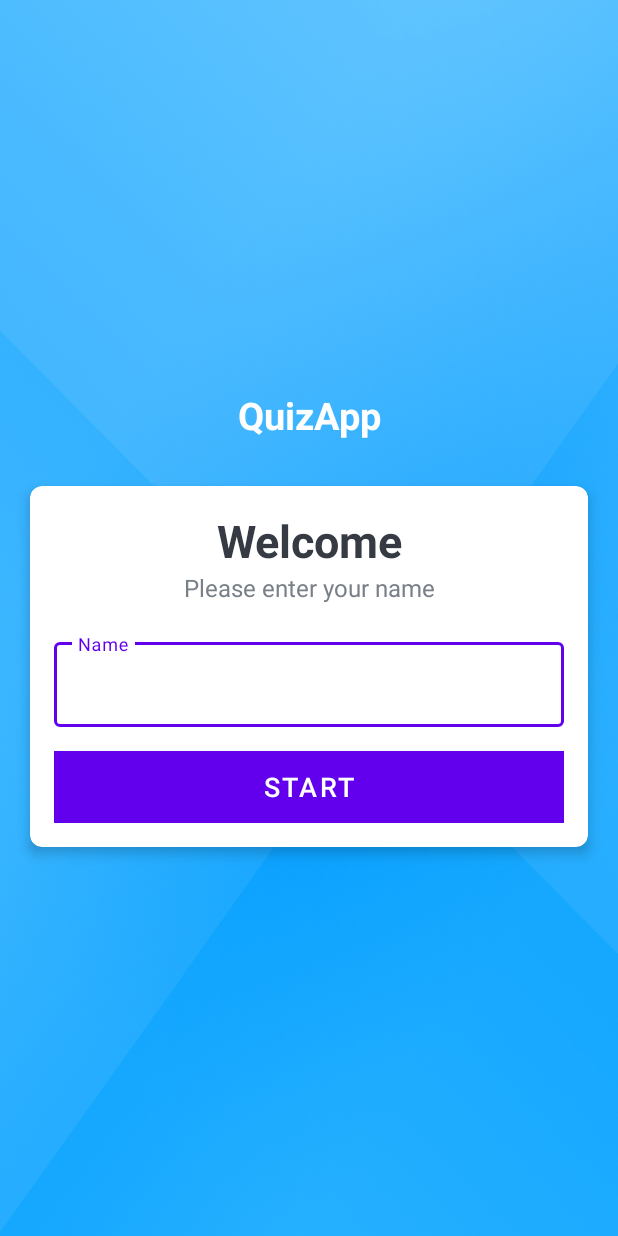
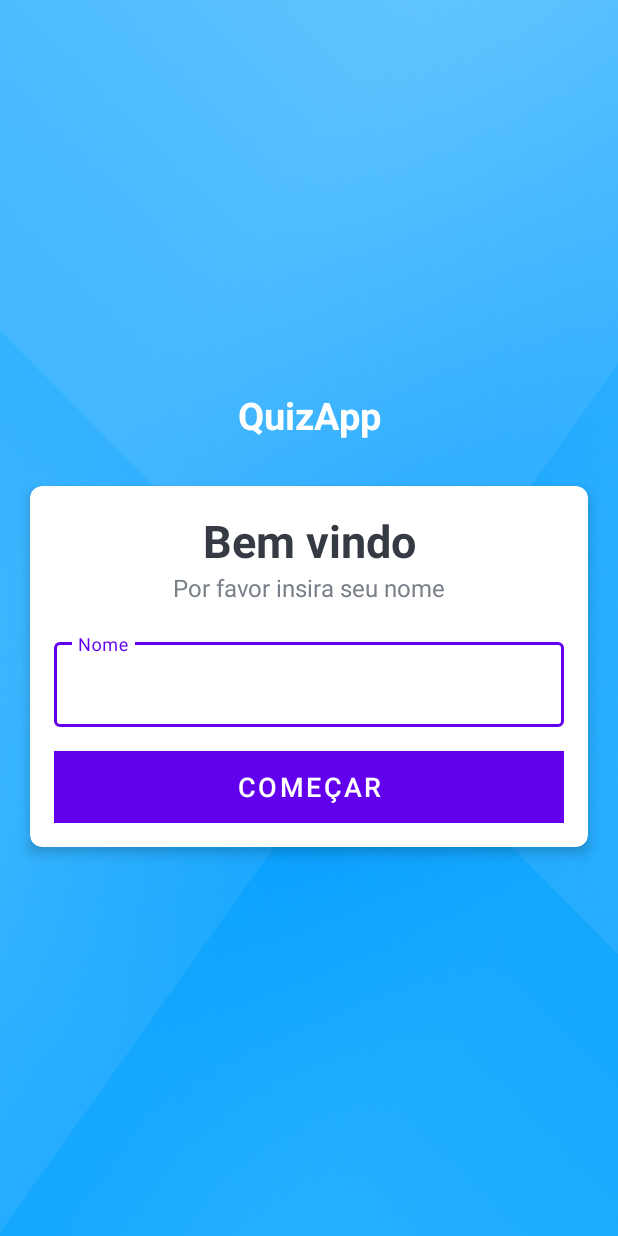
Before and after one commit to leonardooshima/QuizApp, an Android app: the screen it shows after launch (MainActivity), on a phone screen of 412 x 824 dp. Run offline under Robolectric (Android 15) with nearby library versions, the phone set to English and light mode, and no system bars.

```diff
--- a/app/src/main/java/com/example/quizapp/MainActivity.kt
+++ b/app/src/main/java/com/example/quizapp/MainActivity.kt
@@ -16,7 +16,7 @@ class MainActivity : AppCompatActivity() {
 
         picles.setOnClickListener{
             if(et_name.text.toString().isEmpty()){
-                Toast.makeText(this,"Please enter your name", Toast.LENGTH_SHORT).show()
+                Toast.makeText(this,"Por favor digite seu nome", Toast.LENGTH_SHORT).show()
             } else{
                 val intent = Intent(this, QuizQuestionActivity::class.java)
                 startActivity(intent)
--- a/app/src/main/res/layout/activity_main.xml
+++ b/app/src/main/res/layout/activity_main.xml
@@ -40,7 +40,7 @@
                 android:layout_width="match_parent"
                 android:layout_height="wrap_content"
                 android:gravity="center"
-                android:text="Welcome"
+                android:text="Bem vindo"
                 android:textColor="#363A43"
                 android:textSize="30sp"
                 android:textStyle="bold"/>
@@ -48,7 +48,7 @@
                 android:layout_width="match_parent"
                 android:layout_height="wrap_content"
                 android:gravity="center"
-                android:text="Please enter your name"
+                android:text="Por favor insira seu nome"
                 android:textColor="#7A8089"
                 android:textSize="16sp"/>
 
@@ -62,7 +62,7 @@
                     android:id="@+id/et_name"
                     android:layout_width="match_parent"
                     android:layout_height="wrap_content"
-                    android:hint="Name"
+                    android:hint="Nome"
                     android:textColor="#363A43"
                     android:textColorHint="#7A8089"/>
             </com.google.android.material.textfield.TextInputLayout>
@@ -73,7 +73,7 @@
                 android:layout_height="wrap_content"
                 android:layout_marginTop="16dp"
                 android:background="@color/colorPrimary"
-                android:text="Start"
+                android:text="Começar"
                 android:textSize="18sp"
                 android:textColor="@android:color/white">
 
```
Also changed, not shown: app/src/main/java/com/example/quizapp/QuizQuestionActivity.kt (+51 -1 lines), app/src/main/res/drawable/correct_option_border_bg.xml (added, +8 -0 lines), app/src/main/res/drawable/wrong_option_border_bg.xml (added, +8 -0 lines).
